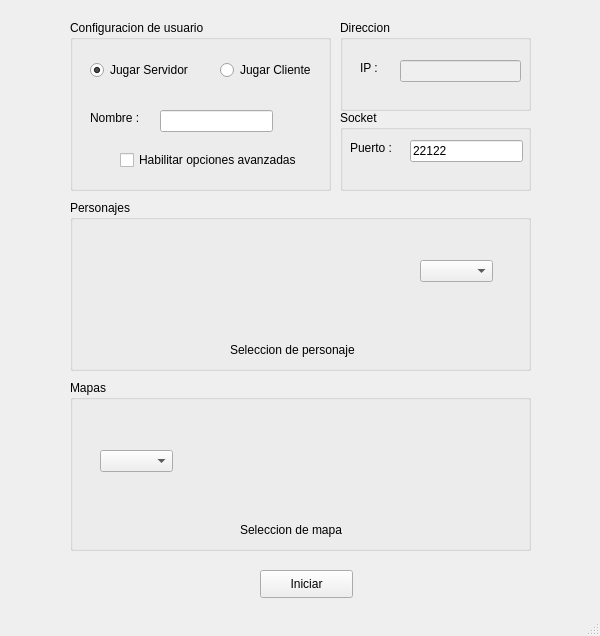
Before: the Qt Designer form launcher/launcher.ui in AdrianN17/Eclipso, drawn with Qt 5.
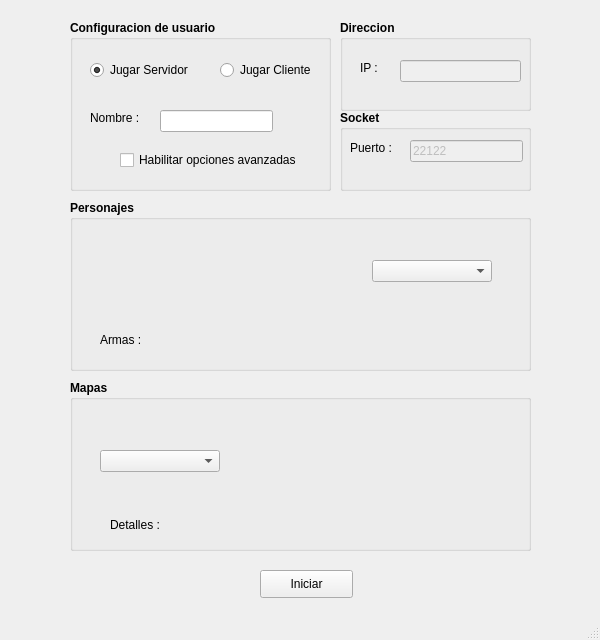
After: the same form once the commit is applied.

Commit message:
Mejora de launcher
Colores y demas diseño

Diff of the .ui file:
```diff
--- a/launcher/launcher.ui
+++ b/launcher/launcher.ui
@@ -7,11 +7,23 @@
     <x>0</x>
     <y>0</y>
     <width>600</width>
-    <height>636</height>
+    <height>640</height>
    </rect>
   </property>
+  <property name="minimumSize">
+   <size>
+    <width>600</width>
+    <height>640</height>
+   </size>
+  </property>
+  <property name="maximumSize">
+   <size>
+    <width>600</width>
+    <height>640</height>
+   </size>
+  </property>
   <property name="windowTitle">
-   <string>Launcher Last Eclipse</string>
+   <string>Last Eclipse-Launcher</string>
   </property>
   <widget class="QWidget" name="centralWidget">
    <widget class="QPushButton" name="btn_iniciar">
@@ -36,6 +48,12 @@
       <height>171</height>
      </rect>
     </property>
+    <property name="font">
+     <font>
+      <weight>75</weight>
+      <bold>true</bold>
+     </font>
+    </property>
     <property name="title">
      <string>Configuracion de usuario</string>
     </property>
@@ -44,10 +62,16 @@
       <rect>
        <x>150</x>
        <y>40</y>
-       <width>111</width>
+       <width>101</width>
        <height>20</height>
       </rect>
      </property>
+     <property name="font">
+      <font>
+       <weight>50</weight>
+       <bold>false</bold>
+      </font>
+     </property>
      <property name="text">
       <string>Jugar Cliente</string>
      </property>
@@ -57,10 +81,16 @@
       <rect>
        <x>20</x>
        <y>40</y>
-       <width>121</width>
+       <width>111</width>
        <height>20</height>
       </rect>
      </property>
+     <property name="font">
+      <font>
+       <weight>50</weight>
+       <bold>false</bold>
+      </font>
+     </property>
      <property name="text">
       <string>Jugar Servidor</string>
      </property>
@@ -77,6 +107,12 @@
        <height>16</height>
       </rect>
      </property>
+     <property name="font">
+      <font>
+       <weight>50</weight>
+       <bold>false</bold>
+      </font>
+     </property>
      <property name="text">
       <string>Nombre :</string>
      </property>
@@ -90,6 +126,12 @@
        <height>22</height>
       </rect>
      </property>
+     <property name="font">
+      <font>
+       <weight>50</weight>
+       <bold>false</bold>
+      </font>
+     </property>
     </widget>
     <widget class="QCheckBox" name="checkBox">
      <property name="geometry">
@@ -100,6 +142,12 @@
        <height>20</height>
       </rect>
      </property>
+     <property name="font">
+      <font>
+       <weight>50</weight>
+       <bold>false</bold>
+      </font>
+     </property>
      <property name="text">
       <string>Habilitar opciones avanzadas</string>
      </property>
@@ -114,6 +162,12 @@
       <height>171</height>
      </rect>
     </property>
+    <property name="font">
+     <font>
+      <weight>75</weight>
+      <bold>true</bold>
+     </font>
+    </property>
     <property name="title">
      <string>Personajes</string>
     </property>
@@ -126,6 +180,12 @@
        <height>91</height>
       </rect>
      </property>
+     <property name="font">
+      <font>
+       <weight>50</weight>
+       <bold>false</bold>
+      </font>
+     </property>
      <property name="text">
       <string/>
      </property>
@@ -133,25 +193,37 @@
     <widget class="QLabel" name="lb_personaje">
      <property name="geometry">
       <rect>
-       <x>160</x>
-       <y>140</y>
-       <width>141</width>
-       <height>20</height>
+       <x>30</x>
+       <y>119</y>
+       <width>391</width>
+       <height>41</height>
       </rect>
      </property>
+     <property name="font">
+      <font>
+       <weight>50</weight>
+       <bold>false</bold>
+      </font>
+     </property>
      <property name="text">
-      <string>Seleccion de personaje</string>
+      <string>Armas : </string>
      </property>
     </widget>
     <widget class="QComboBox" name="combo_personaje">
      <property name="geometry">
       <rect>
-       <x>350</x>
+       <x>302</x>
        <y>60</y>
-       <width>73</width>
+       <width>120</width>
        <height>22</height>
       </rect>
      </property>
+     <property name="font">
+      <font>
+       <weight>50</weight>
+       <bold>false</bold>
+      </font>
+     </property>
     </widget>
    </widget>
    <widget class="QGroupBox" name="group_mapas">
@@ -163,6 +235,12 @@
       <height>171</height>
      </rect>
     </property>
+    <property name="font">
+     <font>
+      <weight>75</weight>
+      <bold>true</bold>
+     </font>
+    </property>
     <property name="title">
      <string>Mapas</string>
     </property>
@@ -175,21 +253,33 @@
        <height>91</height>
       </rect>
      </property>
+     <property name="font">
+      <font>
+       <weight>50</weight>
+       <bold>false</bold>
+      </font>
+     </property>
      <property name="text">
       <string/>
      </property>
     </widget>
-    <widget class="QLabel" name="lb_mapa">
+    <widget class="QLabel" name="lb_mapa_detalles">
      <property name="geometry">
       <rect>
-       <x>170</x>
-       <y>140</y>
-       <width>111</width>
-       <height>20</height>
+       <x>40</x>
+       <y>129</y>
+       <width>391</width>
+       <height>31</height>
       </rect>
      </property>
+     <property name="font">
+      <font>
+       <weight>50</weight>
+       <bold>false</bold>
+      </font>
+     </property>
      <property name="text">
-      <string>Seleccion de mapa</string>
+      <string>Detalles :</string>
      </property>
     </widget>
     <widget class="QComboBox" name="combo_mapa">
@@ -197,10 +287,16 @@
       <rect>
        <x>30</x>
        <y>70</y>
-       <width>73</width>
+       <width>120</width>
        <height>22</height>
       </rect>
      </property>
+     <property name="font">
+      <font>
+       <weight>50</weight>
+       <bold>false</bold>
+      </font>
+     </property>
     </widget>
    </widget>
    <widget class="QGroupBox" name="group_ip">
@@ -212,6 +308,12 @@
       <height>91</height>
      </rect>
     </property>
+    <property name="font">
+     <font>
+      <weight>75</weight>
+      <bold>true</bold>
+     </font>
+    </property>
     <property name="title">
      <string>Direccion </string>
     </property>
@@ -224,6 +326,12 @@
        <height>16</height>
       </rect>
      </property>
+     <property name="font">
+      <font>
+       <weight>50</weight>
+       <bold>false</bold>
+      </font>
+     </property>
      <property name="text">
       <string>IP :</string>
      </property>
@@ -240,6 +348,12 @@
        <height>22</height>
       </rect>
      </property>
+     <property name="font">
+      <font>
+       <weight>50</weight>
+       <bold>false</bold>
+      </font>
+     </property>
     </widget>
    </widget>
    <widget class="QGroupBox" name="group_socket">
@@ -254,6 +368,12 @@
       <height>81</height>
      </rect>
     </property>
+    <property name="font">
+     <font>
+      <weight>75</weight>
+      <bold>true</bold>
+     </font>
+    </property>
     <property name="title">
      <string>Socket</string>
     </property>
@@ -266,11 +386,20 @@
        <height>16</height>
       </rect>
      </property>
+     <property name="font">
+      <font>
+       <weight>50</weight>
+       <bold>false</bold>
+      </font>
+     </property>
      <property name="text">
       <string>Puerto :</string>
      </property>
     </widget>
     <widget class="QLineEdit" name="txt_puerto">
+     <property name="enabled">
+      <bool>false</bool>
+     </property>
      <property name="geometry">
       <rect>
        <x>70</x>
@@ -279,6 +408,12 @@
        <height>22</height>
       </rect>
      </property>
+     <property name="font">
+      <font>
+       <weight>50</weight>
+       <bold>false</bold>
+      </font>
+     </property>
      <property name="text">
       <string>22122</string>
      </property>
```
The commit also changes 18 other files.
